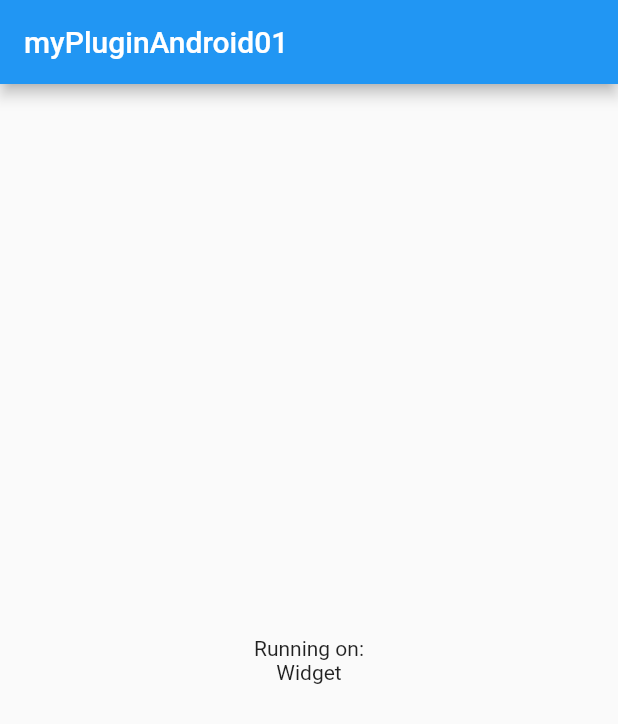
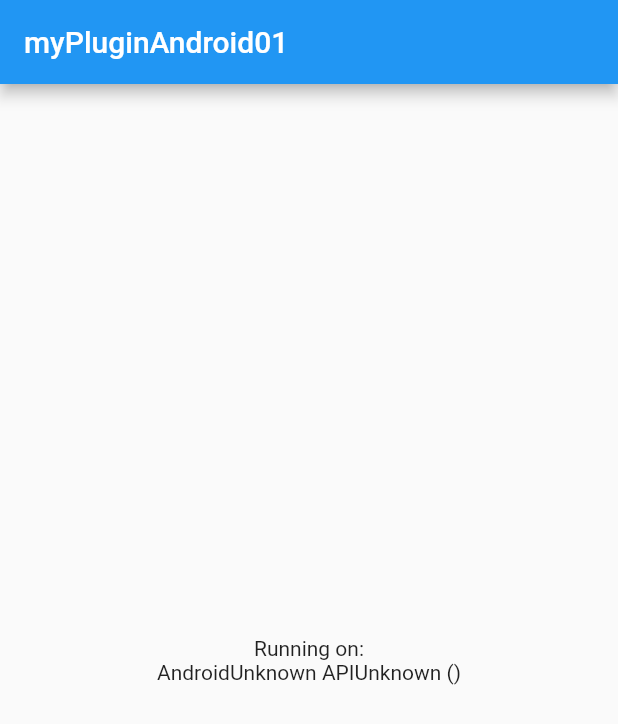
Before and after one commit to krijk/my_plugin_android01, a Flutter app: the screen it shows after launch, on a phone screen of 412 x 824 dp. Shown: the top 724 px of the screen. Run offline on Flutter 3.47's test engine with Material 2 defaults, Android fonts, the phone set to English and light mode, and no system bars; our stand-ins replace plugin_platform_interface.

Commit message:
Change plugin usage

```diff
--- a/example/lib/main.dart
+++ b/example/lib/main.dart
@@ -15,11 +15,8 @@ class MyApp extends StatefulWidget {
 
 class _MyAppState extends State<MyApp> {
 
-  late InfoAndroid infoAndroid;
-
   @override
   void initState() {
-    infoAndroid = InfoAndroid();
     super.initState();
   }
 
@@ -36,7 +33,7 @@ class _MyAppState extends State<MyApp> {
             crossAxisAlignment: CrossAxisAlignment.center,
             children: [
               const Text('Running on:'),
-              Text(infoAndroid.toString()),
+              InfoAndroid(),
             ],
           ),
         ),
```
